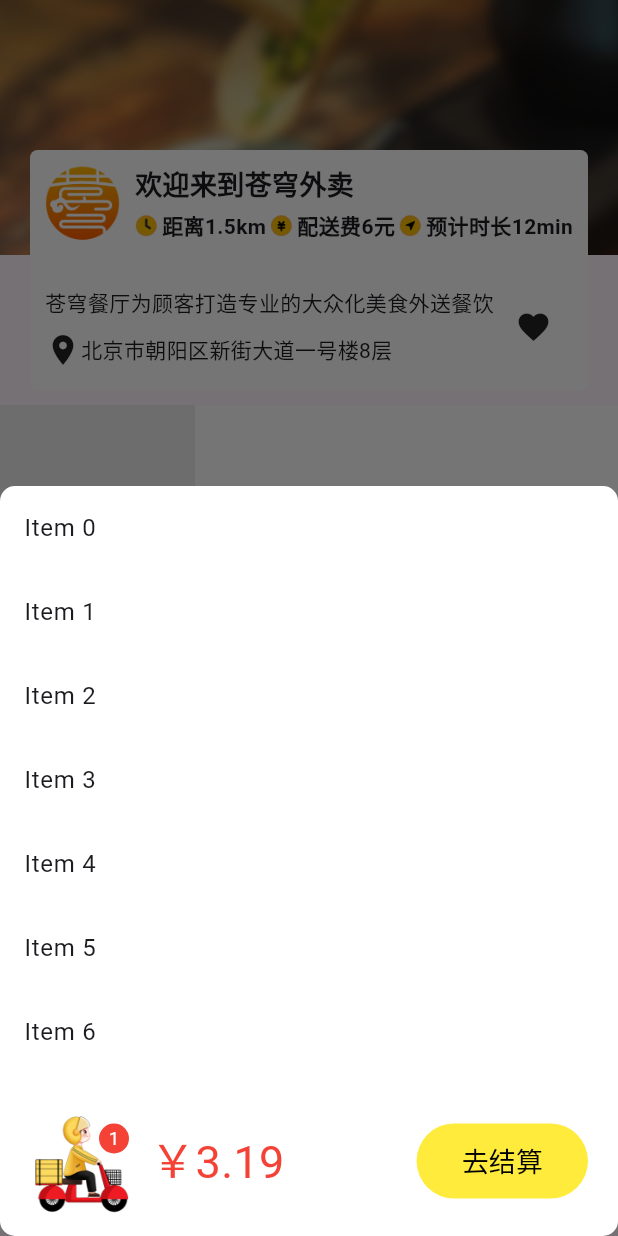
After one commit to welllon710/flutter_bili, a Flutter app: the screen it shows after launch, after a tap on an icon or button, on a phone screen of 412 x 824 dp. The commit adds this screen. Run offline on Flutter 3.47's test engine with Material 3 defaults, Android fonts, the phone set to English and light mode, and no system bars; our stand-ins replace dio, get, pretty_dio_logger; network calls fail.

Commit message:
购物车

```diff
--- a/lib/app/data/models/dish.dart
+++ b/lib/app/data/models/dish.dart
@@ -1,8 +1,10 @@
+import 'dart:convert';
+
 class DishFlavor {
   final int id;
   final int dishId;
   final String name;
-  final dynamic value;
+  final List value;
 
   DishFlavor({
     required this.id,
@@ -16,7 +18,7 @@ class DishFlavor {
       id: json['id'],
       dishId: json['dishId'],
       name: json['name'],
-      value: json['value'],
+      value: JsonDecoder().convert(json['value']),
     );
   }
 
--- a/lib/app/modules/home/views/home_view.dart
+++ b/lib/app/modules/home/views/home_view.dart
@@ -1,6 +1,8 @@
 import 'package:flutter/material.dart';
 
 import 'package:get/get.dart';
+import 'package:get_demo/app/modules/home/widgets/cart_list.dart';
+import 'package:get_demo/app/modules/home/widgets/dish_flavors.dart';
 
 import '../controllers/home_controller.dart';
 
@@ -161,7 +163,7 @@ class HomeView extends GetView<HomeController> {
                     ],
                   ),
                 ),
-                _buildCart(),
+                buildCart(),
               ],
             ),
           ),
@@ -170,7 +172,7 @@ class HomeView extends GetView<HomeController> {
     );
   }
 
-  Widget _buildCart() {
+  Widget buildCart() {
     return AnimatedContainer(
       padding: EdgeInsets.symmetric(horizontal: 20, vertical: 5),
       duration: Duration(milliseconds: 300),
@@ -178,7 +180,12 @@ class HomeView extends GetView<HomeController> {
       height: 100,
       child: Row(
         children: [
-          _buildBadge(),
+          _buildBadge(() {
+            Get.bottomSheet(
+              CartList(),
+              isScrollControlled: true, // 👈 高度可控
+            );
+          }),
           SizedBox(width: 10),
           Text("￥3.19", style: TextStyle(color: Colors.red, fontSize: 30)),
           Spacer(),
@@ -282,7 +289,6 @@ class HomeView extends GetView<HomeController> {
           var product = controller.products[index];
           // flavors 已在模型中处理为非空列表，直接判断是否为空
           var isFlavours = product.flavors.isNotEmpty;
-          print('isFlavours: ${product.flavors}');
           return Container(
             padding: EdgeInsets.all(6),
             child: Row(
@@ -323,6 +329,19 @@ class HomeView extends GetView<HomeController> {
                               padding: EdgeInsets.zero,
                               tapTargetSize: MaterialTapTargetSize.shrinkWrap,
                             ),
+                            child: GestureDetector(
+                              onTap: () async {
+                                if (isFlavours) {
+                                  await Get.dialog(
+                                    barrierDismissible: false,
+                                    DishFlavors(flavors: product.flavors),
+                                  );
+                                  controller.reset();
+                                  controller.addCart(product);
+                                } else {
+                                  controller.addCart(product);
+                                }
+                              },
                               child: Padding(
                                 padding: EdgeInsets.symmetric(
                                   horizontal: 8,
@@ -335,6 +354,7 @@ class HomeView extends GetView<HomeController> {
                                           style: TextStyle(color: Colors.black),
                                         )
                                         : Icon(Icons.add, size: 20),
+                              ),
                             ),
                           ),
                           SizedBox(width: 10),
@@ -351,10 +371,18 @@ class HomeView extends GetView<HomeController> {
     });
   }
 
-  Widget _buildBadge() {
-    return Stack(
+  Widget _buildBadge(Function onTap) {
+    return GestureDetector(
+      onTap: () {
+        onTap();
+      },
+      child: Stack(
         children: [
-        Image.asset('assets/images/btn_waiter_sel.png', width: 70, height: 70),
+          Image.asset(
+            'assets/images/btn_waiter_sel.png',
+            width: 70,
+            height: 70,
+          ),
           Positioned(
             top: 10,
             right: 4,
@@ -374,6 +402,7 @@ class HomeView extends GetView<HomeController> {
             ),
           ),
         ],
+      ),
     );
   }
 }
--- /dev/null
+++ b/lib/app/modules/home/widgets/cart_badge.dart
@@ -0,0 +1,41 @@
+import 'package:flutter/material.dart';
+
+class CartBadge extends StatelessWidget {
+  const CartBadge({super.key});
+
+  @override
+  Widget build(BuildContext context) {
+    return GestureDetector(
+      onTap: () {
+        // onTap();
+      },
+      child: Stack(
+        children: [
+          Image.asset(
+            'assets/images/btn_waiter_sel.png',
+            width: 70,
+            height: 70,
+          ),
+          Positioned(
+            top: 10,
+            right: 4,
+            child: Container(
+              width: 20,
+              height: 20,
+              decoration: BoxDecoration(
+                color: Colors.red,
+                borderRadius: BorderRadius.circular(10),
+              ),
+              child: Center(
+                child: Text(
+                  '1',
+                  style: TextStyle(color: Colors.white, fontSize: 12),
+                ),
+              ),
+            ),
+          ),
+        ],
+      ),
+    );
+  }
+}
--- /dev/null
+++ b/lib/app/modules/home/widgets/cart_list.dart
@@ -0,0 +1,31 @@
+import 'package:flutter/material.dart';
+import 'package:get_demo/app/modules/home/widgets/cart_state.dart';
+
+class CartList extends StatelessWidget {
+  const CartList({super.key});
+
+  @override
+  Widget build(BuildContext context) {
+    return Container(
+      height: 500,
+      width: double.infinity,
+      decoration: BoxDecoration(
+        color: Colors.white,
+        borderRadius: BorderRadius.circular(10),
+      ),
+      child: Column(
+        children: [
+          Expanded(
+            child: ListView.builder(
+              itemCount: 10,
+              itemBuilder: (context, index) {
+                return ListTile(title: Text('Item $index'));
+              },
+            ),
+          ),
+          CartState(),
+        ],
+      ),
+    );
+  }
+}
--- /dev/null
+++ b/lib/app/modules/home/widgets/cart_state.dart
@@ -0,0 +1,42 @@
+import 'package:flutter/material.dart';
+import 'package:get_demo/app/modules/home/widgets/cart_badge.dart';
+import 'package:get/get.dart';
+
+class CartState extends StatelessWidget {
+  const CartState({super.key});
+
+  @override
+  Widget build(BuildContext context) {
+    return AnimatedContainer(
+      padding: EdgeInsets.symmetric(horizontal: 20, vertical: 5),
+      duration: Duration(milliseconds: 300),
+      curve: Curves.easeInOut,
+      height: 100,
+      child: Row(
+        children: [
+          CartBadge(),
+          SizedBox(width: 10),
+          Text("￥3.19", style: TextStyle(color: Colors.red, fontSize: 30)),
+          Spacer(),
+          ElevatedButton(
+            onPressed: () {},
+            style: ElevatedButton.styleFrom(
+              elevation: 0,
+              backgroundColor: Colors.yellow,
+              minimumSize: Size.zero,
+              padding: EdgeInsets.zero,
+              tapTargetSize: MaterialTapTargetSize.shrinkWrap,
+            ),
+            child: Padding(
+              padding: EdgeInsets.symmetric(horizontal: 30, vertical: 12),
+              child: Text(
+                '去结算',
+                style: TextStyle(color: Colors.black, fontSize: 18),
+              ),
+            ),
+          ),
+        ],
+      ),
+    );
+  }
+}
```
Also changed, not shown: lib/app/modules/home/controllers/home_controller.dart (+20 -0 lines), lib/app/modules/home/widgets/dish_flavors.dart (added, +72 -0 lines). Lines whose indentation alone changed are shown as unchanged.
